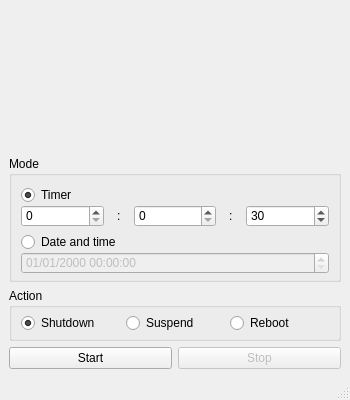
First picture: the form in src/ui/mainwindow.ui, repository 1samson1/sleeper, before the edit.
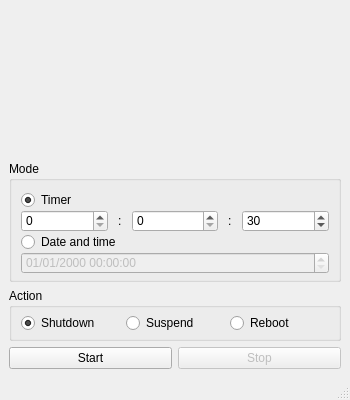
Second picture: the form after the edit.

The edit to the form file:
```diff
--- a/src/ui/mainwindow.ui
+++ b/src/ui/mainwindow.ui
@@ -85,7 +85,7 @@
        <item>
         <widget class="QGroupBox" name="box_timer">
          <property name="styleSheet">
-          <string notr="true">margin-bottom: 5;</string>
+          <string notr="true"/>
          </property>
          <property name="title">
           <string/>
```
Left out of the diff: 3 changed lines with no effect on the pictures.
